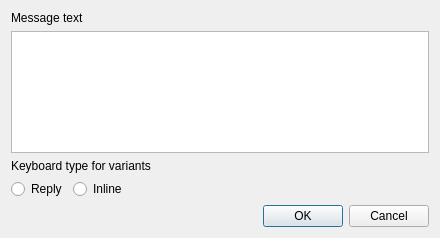
cuttlesystems/simplegram, file desktop_constructor_app/constructor_app/widgets/bot_editor/message_editor_dialog.ui: the form before one commit.
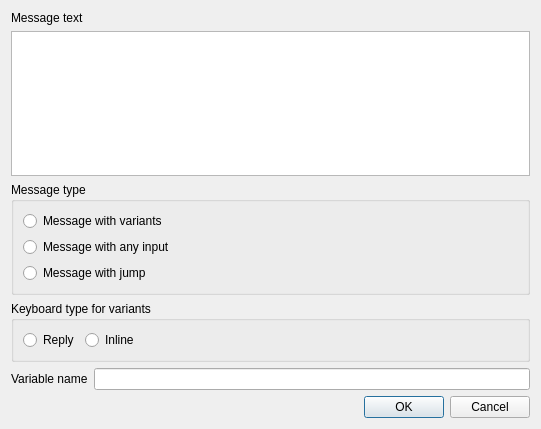
The form after the commit.

Commit message: В процессе доработки диалога для поддержки новых типов сообщений

```diff
--- a/desktop_constructor_app/constructor_app/widgets/bot_editor/message_editor_dialog.ui
+++ b/desktop_constructor_app/constructor_app/widgets/bot_editor/message_editor_dialog.ui
@@ -6,8 +6,8 @@
    <rect>
     <x>0</x>
     <y>0</y>
-    <width>440</width>
-    <height>238</height>
+    <width>541</width>
+    <height>429</height>
    </rect>
   </property>
   <property name="windowTitle">
@@ -29,16 +29,41 @@
     </layout>
    </item>
    <item>
+    <widget class="QGroupBox" name="groupBox_2">
+     <property name="title">
+      <string>Message type</string>
+     </property>
     <layout class="QVBoxLayout" name="verticalLayout_2">
      <item>
-      <widget class="QLabel" name="label_2">
+       <widget class="QRadioButton" name="message_variants_radio">
        <property name="text">
+         <string>Message with variants</string>
+        </property>
+       </widget>
+      </item>
+      <item>
+       <widget class="QRadioButton" name="radioButton_2">
+        <property name="text">
+         <string>Message with any input</string>
+        </property>
+       </widget>
+      </item>
+      <item>
+       <widget class="QRadioButton" name="radioButton_3">
+        <property name="text">
+         <string>Message with jump</string>
+        </property>
+       </widget>
+      </item>
+     </layout>
+    </widget>
+   </item>
+   <item>
+    <widget class="QGroupBox" name="groupBox">
+     <property name="title">
         <string>Keyboard type for variants</string>
        </property>
-      </widget>
-     </item>
-     <item>
-      <layout class="QHBoxLayout" name="horizontalLayout">
+     <layout class="QHBoxLayout" name="horizontalLayout_2">
        <item>
         <widget class="QRadioButton" name="radio_reply">
          <property name="text">
@@ -54,7 +79,7 @@
         </widget>
        </item>
        <item>
-        <spacer name="horizontalSpacer">
+       <spacer name="horizontalSpacer_2">
          <property name="orientation">
           <enum>Qt::Horizontal</enum>
          </property>
@@ -67,8 +92,36 @@
         </spacer>
        </item>
       </layout>
+    </widget>
+   </item>
+   <item>
+    <layout class="QHBoxLayout" name="horizontalLayout">
+     <item>
+      <widget class="QLabel" name="label_2">
+       <property name="text">
+        <string>Variable name</string>
+       </property>
+      </widget>
+     </item>
+     <item>
+      <widget class="QLineEdit" name="lineEdit"/>
      </item>
     </layout>
+   </item>
+   <item>
+    <layout class="QHBoxLayout" name="horizontalLayout_3">
+     <item>
+      <spacer name="horizontalSpacer">
+       <property name="orientation">
+        <enum>Qt::Horizontal</enum>
+       </property>
+       <property name="sizeHint" stdset="0">
+        <size>
+         <width>128</width>
+         <height>20</height>
+        </size>
+       </property>
+      </spacer>
    </item>
    <item>
     <widget class="QDialogButtonBox" name="buttonBox">
@@ -79,6 +132,8 @@
       <set>QDialogButtonBox::Cancel|QDialogButtonBox::Ok</set>
      </property>
     </widget>
+     </item>
+    </layout>
    </item>
   </layout>
  </widget>
```
Lines whose indentation alone changed are shown as unchanged.
